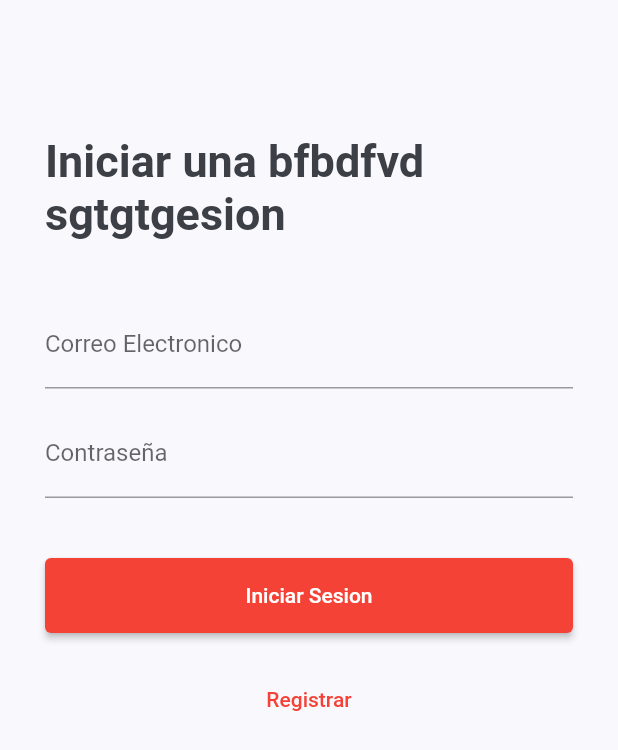
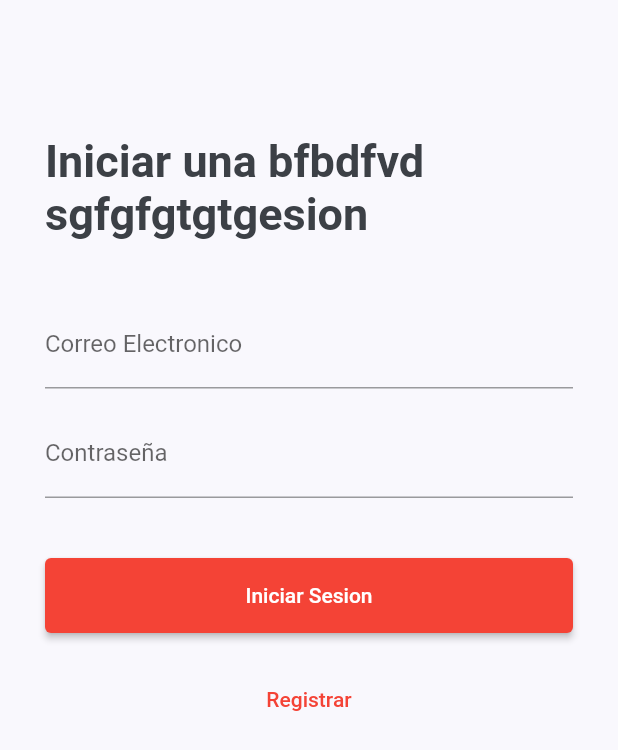
Before and after one commit to reynaldo57/partido_republicano_peruano, a Flutter app: the screen it shows after launch, on a phone screen of 412 x 824 dp. Shown: the top 750 px of the screen. Run offline on Flutter 3.47's test engine with Material 2 defaults, Android fonts, the phone set to English and light mode, and no system bars; our stand-ins replace cloud_firestore, firebase_auth, firebase_core, firebase_storage, flutter_svg, image_picker and 1 more; accounts and stored records are empty.

Commit message:
quintod commit

```diff
--- a/lib/screens/admin/login_admin_page.dart
+++ b/lib/screens/admin/login_admin_page.dart
@@ -73,7 +73,7 @@ class _LoginAdminPageState extends State<LoginAdminPage> {
                       height: 60.0,
                     ),
                     Text(
-                      "Iniciar una bfbdfvd sgtgtgesion",
+                      "Iniciar una bfbdfvd sgfgfgtgtgesion",
                       style: TextStyle(
                           fontSize: 30.0,
                           fontWeight: FontWeight.bold
```
